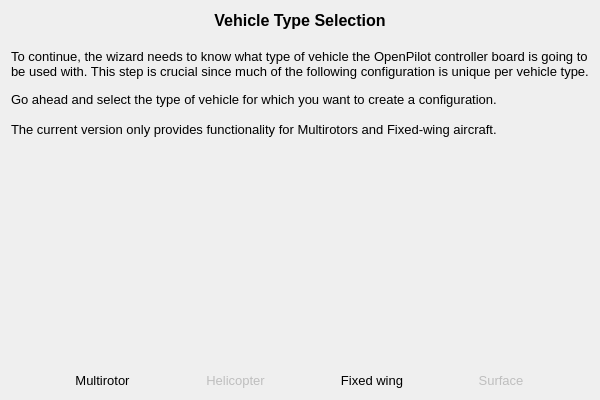
First picture: the form in ground/openpilotgcs/src/plugins/setupwizard/pages/vehiclepage.ui, repository openpilot/OpenPilot, before the edit.
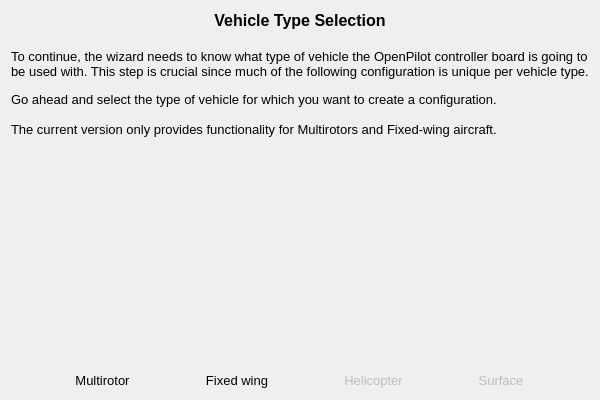
Second picture: the form after the edit. Icons and pictures are not drawn.

Commit message: Change button order in wizard to match the order of the config plugin, also has two currently support types of airframe first

```diff
--- a/ground/openpilotgcs/src/plugins/setupwizard/pages/vehiclepage.ui
+++ b/ground/openpilotgcs/src/plugins/setupwizard/pages/vehiclepage.ui
@@ -100,9 +100,9 @@
       </widget>
      </item>
      <item>
-      <widget class="QToolButton" name="heliButton">
+      <widget class="QToolButton" name="fixedwingButton">
        <property name="enabled">
-        <bool>false</bool>
+        <bool>true</bool>
        </property>
        <property name="font">
         <font>
@@ -116,7 +116,7 @@
         <string notr="true">QToolButton { border: none }</string>
        </property>
        <property name="text">
-        <string>Helicopter</string>
+        <string>Fixed wing</string>
        </property>
        <property name="icon">
         <iconset resource="../wizardResources.qrc">
@@ -132,6 +132,9 @@
        <property name="checkable">
         <bool>true</bool>
        </property>
+       <property name="checked">
+        <bool>false</bool>
+       </property>
        <property name="autoExclusive">
         <bool>true</bool>
        </property>
@@ -144,9 +147,9 @@
       </widget>
      </item>
      <item>
-      <widget class="QToolButton" name="fixedwingButton">
+      <widget class="QToolButton" name="heliButton">
        <property name="enabled">
-        <bool>true</bool>
+        <bool>false</bool>
        </property>
        <property name="font">
         <font>
@@ -160,7 +163,7 @@
         <string notr="true">QToolButton { border: none }</string>
        </property>
        <property name="text">
-        <string>Fixed wing</string>
+        <string>Helicopter</string>
        </property>
        <property name="icon">
         <iconset resource="../wizardResources.qrc">
@@ -176,9 +179,6 @@
        <property name="checkable">
         <bool>true</bool>
        </property>
-       <property name="checked">
-        <bool>false</bool>
-       </property>
        <property name="autoExclusive">
         <bool>true</bool>
        </property>
```
Left out of the diff: 12 changed lines with no effect on the pictures.
